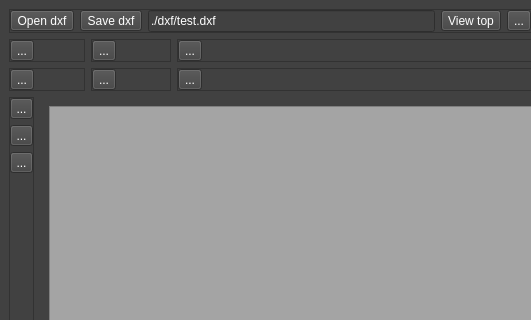
This is mainwindow.ui in grotius-cnc/cam as Qt 5 draws it before an edit; both pictures show x 0 to 531 and y 0 to 320 of the 959 by 776 pixel window. The edited form follows.
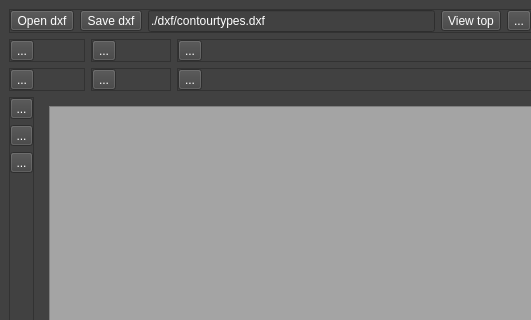
This is the edited form. Icons and pictures are not drawn.

Patch:
```diff
--- a/mainwindow.ui
+++ b/mainwindow.ui
@@ -301,7 +301,7 @@
        <item row="0" column="2">
         <widget class="QLineEdit" name="lineEdit_dxf_filename">
          <property name="text">
-          <string>./dxf/test.dxf</string>
+          <string>./dxf/contourtypes.dxf</string>
          </property>
         </widget>
        </item>
```
Left out of the diff: 4 changed lines with no effect on the pictures.
